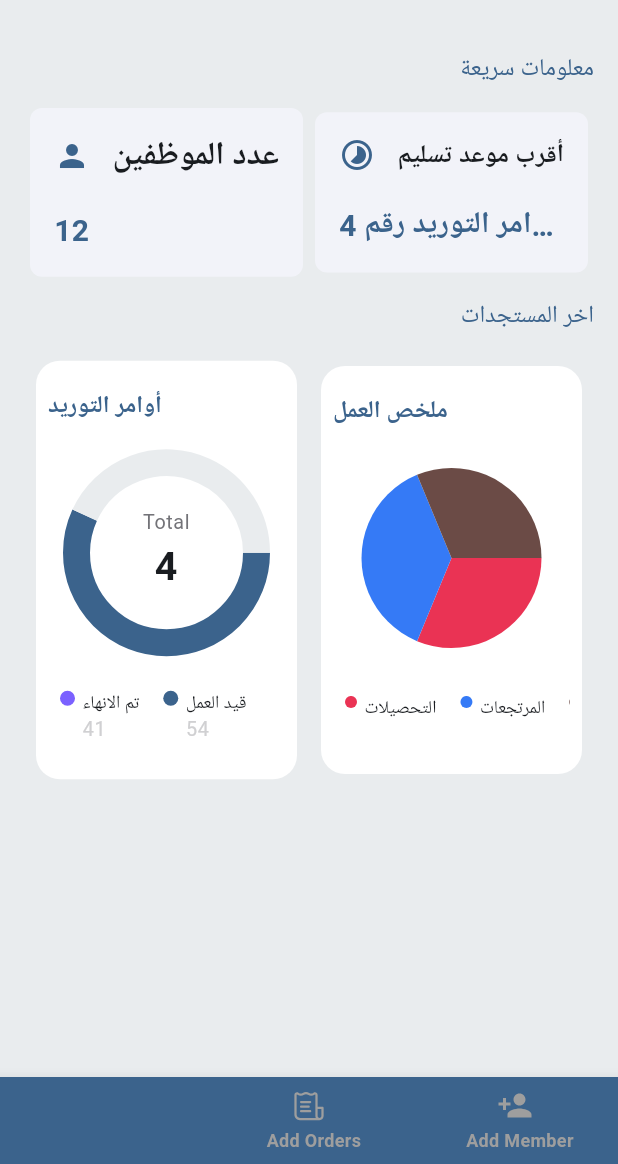
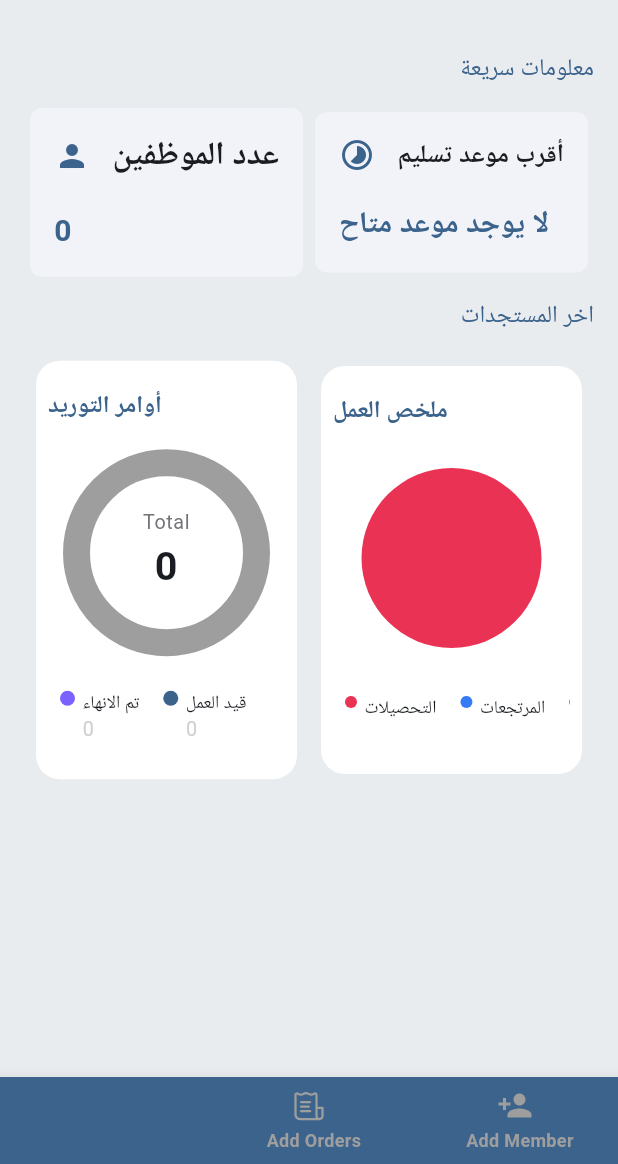
Before and after one commit to NourNabil2/job_order_management_system, a Flutter app: the screen it shows after launch, on a phone screen of 412 x 824 dp, the part 72-1236 px from its top. Run offline on Flutter 3.47's test engine with Material 3 defaults, Android fonts, the phone set to English and light mode, and no system bars; drawn by our look-alikes of pie_chart; our stand-ins replace bloc, cached_network_image, cloud_firestore, connectivity_plus, dartz, data_table_2 and 16 more; accounts and stored records are empty; Roboto replaces fonts that are missing (Afacad, Inria Sans).

Commit message:
dashboard fetch data

```diff
--- a/lib/Core/Utilts/Assets_Manager.dart
+++ b/lib/Core/Utilts/Assets_Manager.dart
@@ -7,6 +7,7 @@ class AssetsManager {
   static const invoiceIcon = 'assets/icons/invoiceIcon.svg';
   static const addItemsIcon = "assets/icons/addItem.svg";
   static const addMember = "assets/icons/Add-member.svg";
+  static const reviewIcon = "assets/icons/reviewIcon.svg";
 
   static const backtIcon = 'assets/icons/Arrow - Left.svg';
   static const carIcon = 'assets/icons/car-black.svg';
@@ -29,7 +30,7 @@ class AssetsManager {
   static const moonIcon = 'assets/icons/moon.svg';
   static const returnIcon = 'assets/icons/return.svg';
   static const eyeIcon = 'assets/icons/eye_icon.svg';
-  static const scanQr = 'assets/images/scanQR.svg';
+
   static const qrCodeIcon = 'assets/images/qr_code.svg';
   static const wrongParking = 'assets/images/wrong_parking.svg';
   static const secureInfo = 'assets/images/secure_info.svg';
--- a/lib/Features/Dashboard/view/mainScreen.dart
+++ b/lib/Features/Dashboard/view/mainScreen.dart
@@ -1,44 +1,49 @@
 import 'package:flutter/material.dart';
+import 'package:flutter_bloc/flutter_bloc.dart';
 import 'package:pie_chart/pie_chart.dart';
 import 'package:quality_management_system/Core/Utilts/Constants.dart';
-import 'package:quality_management_system/Core/Utilts/Responsive_Helper.dart';
 import 'package:quality_management_system/Core/Widgets/CustomCardHolder.dart';
+
 import 'package:quality_management_system/Features/Dashboard/view/widgets/InteractionChart.dart';
 import 'package:quality_management_system/Features/Dashboard/view/widgets/card_info_Widget.dart';
 import 'package:quality_management_system/Features/Dashboard/view/widgets/sectionTitle.dart';
+import 'package:quality_management_system/Features/Dashboard/view_model/dashboard_cubit.dart';
 
-class MainScreen extends StatefulWidget {
+class MainScreen extends StatelessWidget {
   const MainScreen({super.key});
 
-  @override
-  State<MainScreen> createState() => _TherapistaccountScreenState();
-}
-
-class _TherapistaccountScreenState extends State<MainScreen> {
   @override
   Widget build(BuildContext context) {
     return Padding(
       padding: EdgeInsets.all(SizeApp.defaultPadding),
-      child: Column(
-        mainAxisAlignment: MainAxisAlignment.start,
+      child: BlocProvider(
+        create: (context) => DashboardCubit()..loadDashboardData(),
+        child: BlocBuilder<DashboardCubit, DashboardState>(
+          builder: (context, state) {
+            if (state is DashboardLoading) {
+              return const Center(child: CircularProgressIndicator());
+            } else if (state is DashboardError) {
+              return Center(child: Text(state.message));
+            } else if (state is DashboardLoaded) {
+              return Column(
                 crossAxisAlignment: CrossAxisAlignment.end,
                 children: [
                   const SectionTitle(title: 'معلومات سريعة'),
-          const Row(
+                  Row(
                     mainAxisAlignment: MainAxisAlignment.spaceEvenly,
                     children: [
                       DashboardCard(
                         icon: Icons.person,
                         title: 'عدد الموظفين',
-                  count: '12',
-                  color: ColorApp.primaryColor
-              ) ,
+                        count: state.userCount.toString(),
+                        color: ColorApp.primaryColor,
+                      ),
                       DashboardCard(
                         icon: Icons.timelapse,
                         title: 'أقرب موعد تسليم',
-                  count: 'امر التوريد رقم 454',
-                  color: ColorApp.primaryColor
-              ) ,
+                        count: state.nearestDeadlineWithOrder,
+                        color: ColorApp.primaryColor,
+                      ),
                     ],
                   ),
                   const SectionTitle(title: 'اخر المستجدات'),
@@ -47,34 +52,35 @@ class _TherapistaccountScreenState extends State<MainScreen> {
                     children: [
                       CustomContainer(
                         margin: EdgeInsets.all(SizeApp.padding),
-                  child: const InteractionChart(chartType: ChartType.ring,
+                        child: InteractionChart(
+                          chartType: ChartType.ring,
                           isOrderBased: true,
-                    totalCollections: 45,
-                    returns: 54,
-                    invoices: 54,
-                    doneCount: 54,
-                    notDoneCount: 41,
-                    totalViews: 4,),
-
+                          doneCount:  state.completedOrders,
+                          notDoneCount: state.userCount,
+                          totalViews:  state.totalOrders,
                         ),
-
+                      ),
                       CustomContainer(
                         margin: EdgeInsets.all(SizeApp.padding),
-                  child: const InteractionChart(
+                        child: InteractionChart(
                           chartType: ChartType.disc,
                           isOrderBased: false,
                           totalCollections: 45,
-                    returns: 54,
-                    doneCount: 54,
-                    invoices: 45,
-                    notDoneCount: 41,
-                    totalViews: 4,),
-              )
+                          returns: state.rejectedOrders,
+                          doneCount: state.completedOrders,
+                          invoices: state.pendingOrders,
+                        ),
+                      ),
                     ],
                   ),
                 ],
+              );
+            }
+
+            return const SizedBox(); // fallback
+          },
+        ),
       ),
     );
   }
-
 }
--- a/lib/Features/Dashboard/view/widgets/InteractionChart.dart
+++ b/lib/Features/Dashboard/view/widgets/InteractionChart.dart
@@ -396,12 +396,12 @@ class InteractionChart extends StatelessWidget {
                         children: isOrderBased
                             ? [
                                 InteractionItem(
-                                  color: ColorApp.purpleColor,
+                                  color:  ColorApp.primaryColor,
                                   title: StringApp.done,
                                   count: doneCount,
                                 ),
                                 InteractionItem(
-                                  color: ColorApp.primaryColor,
+                                  color: ColorApp.mainLight,
                                   title: StringApp.notDone,
                                   count: notDoneCount,
                                 ),
--- /dev/null
+++ b/lib/Features/Dashboard/view_model/dashboard_state.dart
@@ -0,0 +1,33 @@
+part of 'dashboard_cubit.dart';
+
+@immutable
+abstract class DashboardState {}
+
+class DashboardInitial extends DashboardState {}
+
+class DashboardLoading extends DashboardState {}
+
+class DashboardLoaded extends DashboardState {
+  final int userCount;
+  final int totalOrders;
+  final int completedOrders;
+  final int pendingOrders;
+  final int rejectedOrders;
+  final String nearestDeadlineWithOrder;
+
+  DashboardLoaded({
+    required this.userCount,
+    required this.totalOrders,
+    required this.completedOrders,
+    required this.pendingOrders,
+    required this.rejectedOrders,
+    required this.nearestDeadlineWithOrder,
+  });
+}
+
+
+class DashboardError extends DashboardState {
+  final String message;
+
+  DashboardError(this.message);
+}
```
Also changed, not shown: assets/icons/error.json (added, +1 -0 lines), lib/Core/Widgets/custom_containerStatus.dart (+6 -6 lines), lib/Features/Add_Edit_Order/view/screen/AddOrder_Screen.dart (+12 -3 lines), lib/Features/Add_Edit_Order/view/screen/addOrderItems.dart (+80 -37 lines), lib/Features/Add_Edit_Order/view/widget/AddItemDialog.dart (+31 -10 lines), lib/Features/Add_Edit_Order/view/widget/Card_item_widget.dart (added, +90 -0 lines), lib/Features/Dashboard/view_model/dashboard_cubit.dart (added, +71 -0 lines), lib/Features/OrderTableDetails/view/Screens/OrdersDetails.dart (+8 -8 lines), assets/icons/reviewIcon.svg (added), 4 other files. Lines whose indentation alone changed are shown as unchanged.
